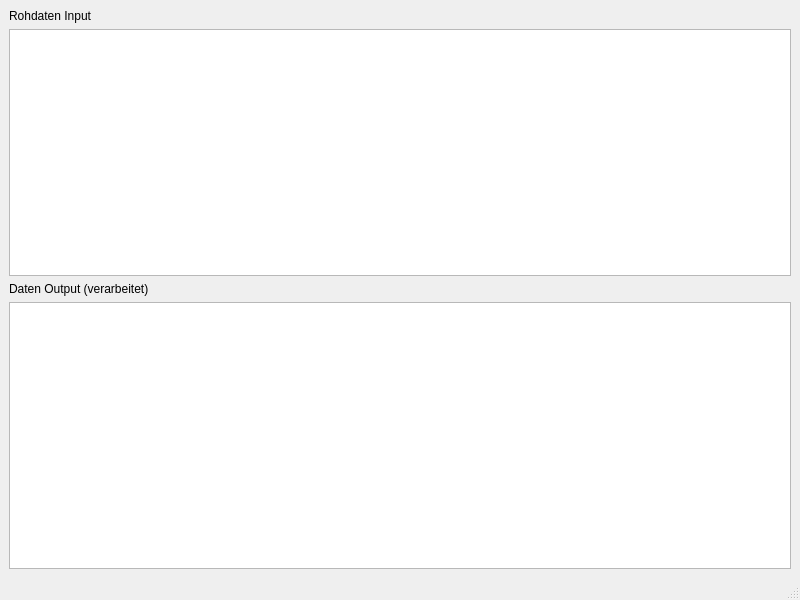
This is mainwindow.ui in zakariasadiki/cpp-project as Qt 5 draws it before an edit. The edited form follows.
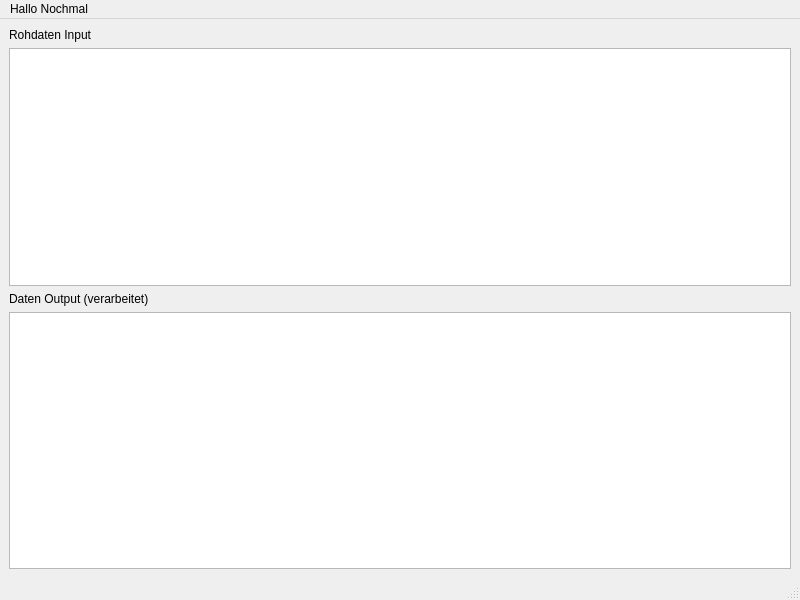
This is the edited form.

Diff of the .ui file:
```diff
--- a/mainwindow.ui
+++ b/mainwindow.ui
@@ -50,6 +50,12 @@
      <height>21</height>
     </rect>
    </property>
+   <widget class="QMenu" name="menuHallo_Nochmal">
+    <property name="title">
+     <string>Hallo Nochmal</string>
+    </property>
+   </widget>
+   <addaction name="menuHallo_Nochmal"/>
   </widget>
   <widget class="QStatusBar" name="statusbar"/>
  </widget>
```
